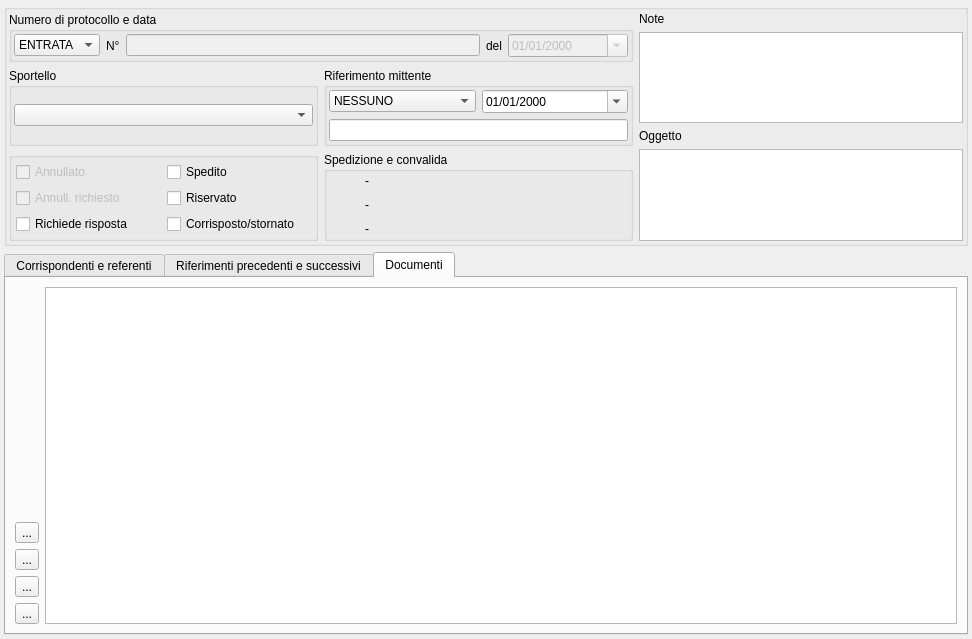
Old version of the form src/com/axiastudio/suite/protocollo/forms/protocollo.ui in the repository tizianolattisi/suitegda.
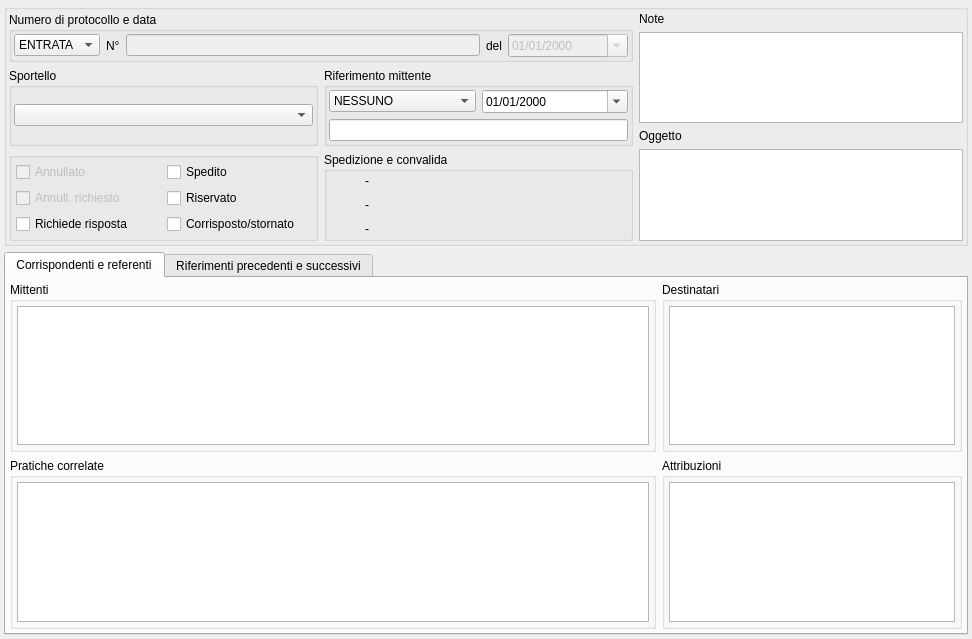
New version of the form. The open tabs and pages were chosen to show the change. Custom widgets are drawn as their Qt base class.

Commit message: Rimozione Alfresco dai sorgenti della form protocollo, e utilizzo del plugin.

The edit to the form file:
```diff
--- a/src/com/axiastudio/suite/protocollo/forms/protocollo.ui
+++ b/src/com/axiastudio/suite/protocollo/forms/protocollo.ui
@@ -653,57 +653,6 @@
        </attribute>
        <layout class="QVBoxLayout" name="verticalLayout_8"/>
       </widget>
-      <widget class="QWidget" name="tab_3">
-       <attribute name="title">
-        <string>Documenti</string>
-       </attribute>
-       <layout class="QGridLayout" name="gridLayout_6">
-        <item row="0" column="0">
-         <spacer name="verticalSpacer">
-          <property name="orientation">
-           <enum>Qt::Vertical</enum>
-          </property>
-          <property name="sizeHint" stdset="0">
-           <size>
-            <width>20</width>
-            <height>190</height>
-           </size>
-          </property>
-         </spacer>
-        </item>
-        <item row="0" column="1" rowspan="5">
-         <widget class="QListWidget" name="listWidgetAlfresco"/>
-        </item>
-        <item row="1" column="0">
-         <widget class="QToolButton" name="toolButtonAlfrescoOpen">
-          <property name="text">
-           <string>...</string>
-          </property>
-         </widget>
-        </item>
-        <item row="2" column="0">
-         <widget class="QToolButton" name="toolButtonAlfrescoSpace">
-          <property name="text">
-           <string>...</string>
-          </property>
-         </widget>
-        </item>
-        <item row="3" column="0">
-         <widget class="QToolButton" name="toolButtonAlfrescoInsert">
-          <property name="text">
-           <string>...</string>
-          </property>
-         </widget>
-        </item>
-        <item row="4" column="0">
-         <widget class="QToolButton" name="toolButtonAlfrescoDelete">
-          <property name="text">
-           <string>...</string>
-          </property>
-         </widget>
-        </item>
-       </layout>
-      </widget>
      </widget>
     </item>
    </layout>
```
Left out of the diff: 5 changed lines with no effect on the pictures. The commit also changes 2 other files.
